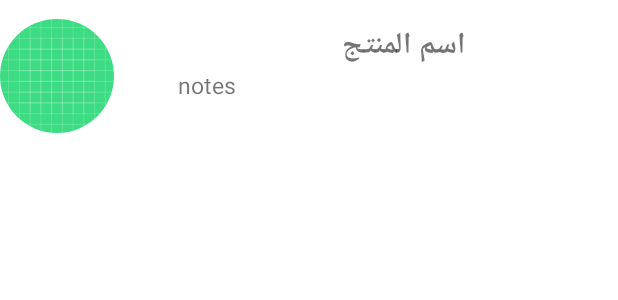
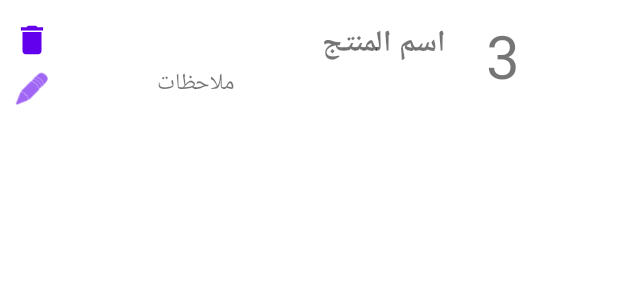
Before and after one commit to tntamernassar/OrderTaker, an Android app: the layout order_item.xml on its own in the app's theme, with its tools: preview values and no code run, on a phone screen of 412 x 824 dp. Shown: the top 300 px of the screen. Run offline under Robolectric (Android 15) with nearby library versions, the phone set to English and light mode, and no system bars.

Commit message:
- Code refactor - Added the ability to delete order item

```diff
--- a/app/build.gradle
+++ b/app/build.gradle
@@ -39,6 +39,6 @@ dependencies {
     testImplementation 'junit:junit:4.+'
     androidTestImplementation 'androidx.test.ext:junit:1.1.3'
     androidTestImplementation 'androidx.test.espresso:espresso-core:3.4.0'
-
+    implementation 'commons-codec:commons-codec:1.3'
     implementation 'de.hdodenhof:circleimageview:3.1.0'
 }
--- a/app/src/main/java/com/example/ordertakerfrontend/BackEnd/Logic/Order.java
+++ b/app/src/main/java/com/example/ordertakerfrontend/BackEnd/Logic/Order.java
@@ -63,13 +63,13 @@ public class Order implements Serializable {
 
     public int addItem(String waiterName, Product product, int quantity, String notes){
         int newItemIndex = itemsCounter.incrementAndGet();
-        this.orderItems.put(newItemIndex, new OrderItem(waiterName, product, quantity, notes));
+        this.orderItems.put(newItemIndex, new OrderItem(newItemIndex, waiterName, product, quantity, notes));
         return newItemIndex;
     }
 
     public int addItem(String waiterName, String timestamp, Product product, int quantity, String notes, boolean distributed){
         int newItemIndex = itemsCounter.incrementAndGet();
-        this.orderItems.put(newItemIndex, new OrderItem(timestamp, waiterName, product, quantity, notes, distributed));
+        this.orderItems.put(newItemIndex, new OrderItem(newItemIndex, timestamp, waiterName, product, quantity, notes, distributed));
         return newItemIndex;
     }
 
@@ -89,7 +89,7 @@ public class Order implements Serializable {
         Order o = new Order(getStartedBy());
         for(Integer oi: this.orderItems.keySet()){
             OrderItem orderItem = this.orderItems.get(oi);
-            o.orderItems.put(oi, new OrderItem(orderItem.getWaiterName(), orderItem.getProduct(), orderItem.getQuantity(), orderItem.getNotes()));
+            o.orderItems.put(oi, new OrderItem(orderItem.getIndex(), orderItem.getWaiterName(), orderItem.getProduct(), orderItem.getQuantity(), orderItem.getNotes()));
         }
         return o;
     }
--- a/app/src/main/java/com/example/ordertakerfrontend/BackEnd/Services/Utils.java
+++ b/app/src/main/java/com/example/ordertakerfrontend/BackEnd/Services/Utils.java
@@ -1,6 +1,7 @@
 package com.example.ordertakerfrontend.BackEnd.Services;
 
 import android.app.Activity;
+import android.content.Context;
 import android.content.DialogInterface;
 
 import androidx.appcompat.app.AlertDialog;
@@ -76,9 +77,9 @@ public class Utils {
     }
 
 
-    public static void YesNoDialog(Activity activity, String title, YesNoCallbacks callbacks){
+    public static void YesNoDialog(Context context, String title, YesNoCallbacks callbacks){
         // Build an AlertDialog
-        AlertDialog.Builder builder = new AlertDialog.Builder(activity);
+        AlertDialog.Builder builder = new AlertDialog.Builder(context);
 
         // Set a title for alert dialog
         builder.setTitle(title);
--- /dev/null
+++ b/app/src/main/res/drawable/ic_baseline_delete_5.xml
@@ -0,0 +1,5 @@
+<vector android:height="5dp" android:tint="#FFFFFF"
+    android:viewportHeight="24" android:viewportWidth="24"
+    android:width="5dp" xmlns:android="http://schemas.android.com/apk/res/android">
+    <path android:fillColor="@android:color/white" android:pathData="M6,19c0,1.1 0.9,2 2,2h8c1.1,0 2,-0.9 2,-2V7H6v12zM19,4h-3.5l-1,-1h-5l-1,1H5v2h14V4z"/>
+</vector>
--- a/app/src/main/res/layout/order_item.xml
+++ b/app/src/main/res/layout/order_item.xml
@@ -1,32 +1,23 @@
 <?xml version="1.0" encoding="utf-8"?>
 <AbsoluteLayout xmlns:android="http://schemas.android.com/apk/res/android"
+    xmlns:app="http://schemas.android.com/apk/res-auto"
     android:layout_width="match_parent"
     android:layout_height="match_parent">
 
 
-
     <TextView
         android:id="@+id/order_name"
-        android:layout_width="234dp"
+        android:layout_width="193dp"
         android:layout_height="wrap_content"
         android:layout_marginTop="64dp"
         android:layout_marginEnd="419dp"
-        android:layout_x="77dp"
-        android:layout_y="14dp"
+        android:layout_x="104dp"
+        android:layout_y="13dp"
         android:text="اسم المنتج"
         android:textAlignment="textStart"
         android:textAllCaps="false"
         android:textSize="20dp"
         android:textStyle="bold" />
-
-    <de.hdodenhof.circleimageview.CircleImageView
-        android:id="@+id/order_image"
-        android:layout_width="76dp"
-        android:layout_height="77dp"
-        android:layout_x="0dp"
-        android:layout_y="12dp"
-        android:src="@drawable/ic_launcher_background" />
-
 
     <TextView
         android:id="@+id/order_notes"
@@ -34,10 +25,41 @@
         android:layout_height="42dp"
         android:layout_marginTop="64dp"
         android:layout_marginEnd="419dp"
-        android:layout_x="119dp"
-        android:layout_y="46dp"
-        android:text="notes"
-        android:textAlignment="textStart"
+        android:layout_x="105dp"
+        android:layout_y="43dp"
+        android:text="ملاحظات"
+        android:textAlignment="textEnd"
         android:textSize="15dp" />
 
+    <TextView
+        android:id="@+id/order_quantity"
+        android:layout_width="67dp"
+        android:layout_height="61dp"
+        android:layout_marginTop="64dp"
+        android:layout_marginEnd="419dp"
+        android:layout_x="302dp"
+        android:layout_y="10dp"
+        android:text="3"
+        android:textAlignment="center"
+        android:textSize="40dp" />
+
+    <Button
+        android:id="@+id/delete_item"
+        android:layout_width="25dp"
+        android:layout_height="25dp"
+        android:layout_x="9dp"
+        android:layout_y="14dp"
+        android:scaleType="center"
+        android:backgroundTint="@color/gold"
+        android:background="@drawable/ic_baseline_delete_5" />
+
+    <Button
+        android:id="@+id/edit_item"
+        android:layout_width="25dp"
+        android:layout_height="25dp"
+        android:layout_x="9dp"
+        android:layout_y="47dp"
+        android:backgroundTint="@color/gold"
+        android:background="@android:drawable/ic_menu_edit" />
+
 </AbsoluteLayout>
```
Also changed, not shown: app/src/main/java/com/example/ordertakerfrontend/BackEnd/Logic/OrderItem.java (+13 -2 lines), app/src/main/java/com/example/ordertakerfrontend/FrontEnd/Menus/OrderProduct.java (+5 -4 lines), app/src/main/java/com/example/ordertakerfrontend/FrontEnd/Menus/Orders.java (+65 -13 lines), app/src/main/java/com/example/ordertakerfrontend/MainActivity.java (+6 -5 lines), app/src/main/java/com/example/ordertakerfrontend/ScrollingActivity.java (+36 -67 lines).
